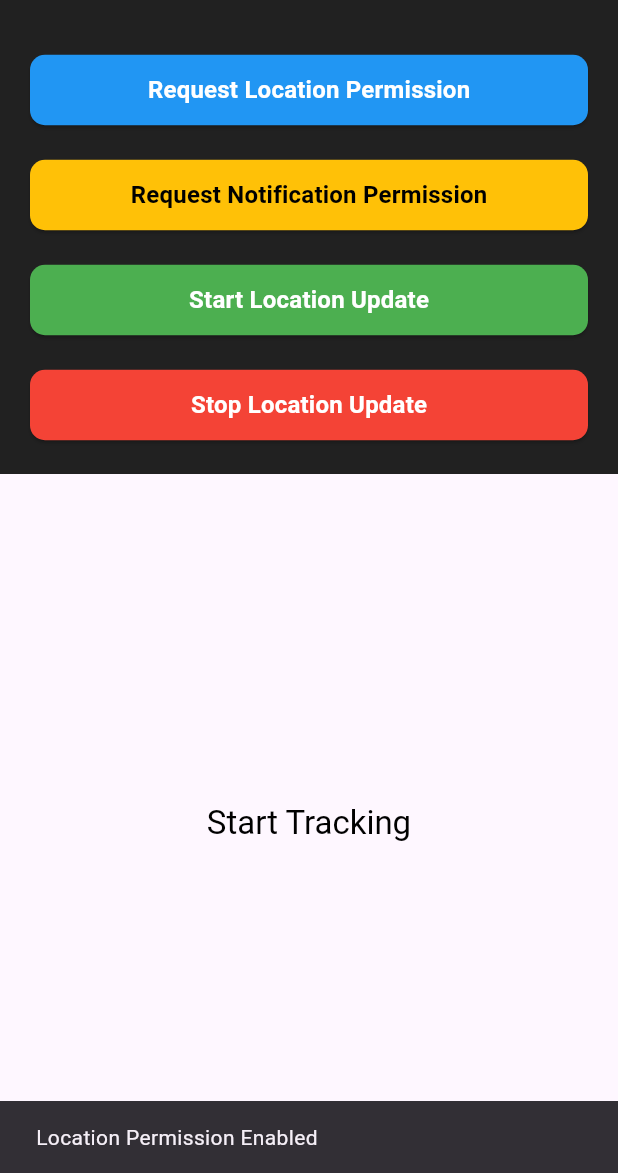
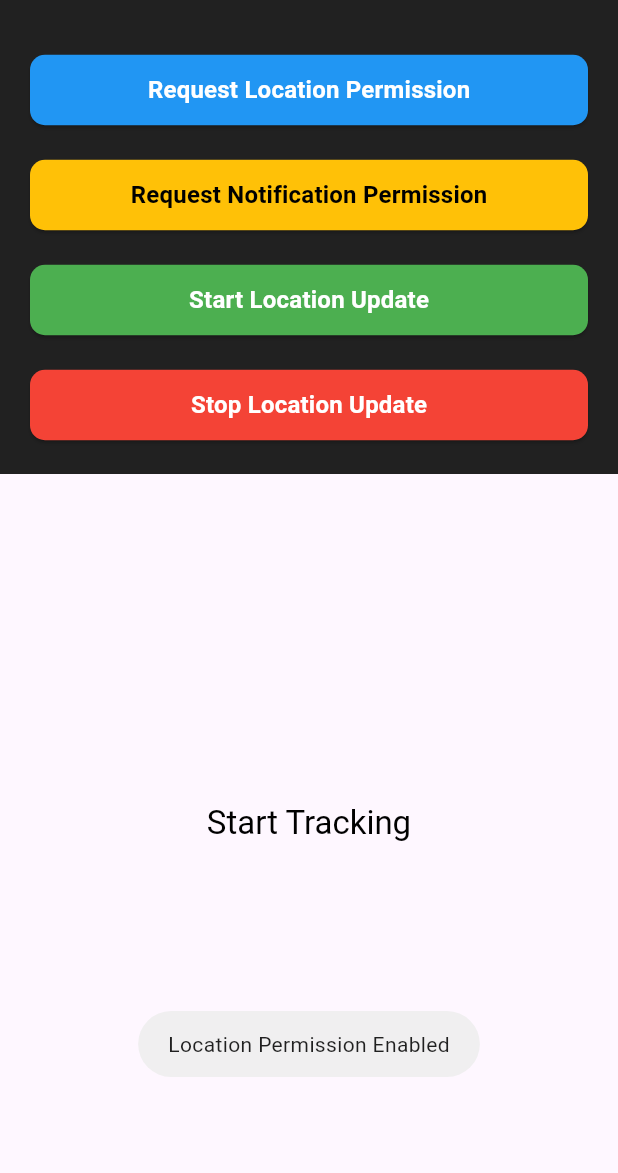
Before and after one commit to bijithpn/negup_test, a Flutter app: the screen it shows after launch, after a tap on "Request Location Permission", on a phone screen of 412 x 824 dp, the part 63-1236 px from its top. Run offline on Flutter 3.47's test engine with Material 3 defaults, Android fonts, the phone set to English and light mode, and no system bars; our stand-ins replace flutter_local_notifications, fluttertoast, geolocator, permission_handler, shared_preferences.

```diff
--- /dev/null
+++ b/lib/core/services/app_notification_service.dart
@@ -0,0 +1,43 @@
+import 'package:flutter/material.dart';
+import 'package:fluttertoast/fluttertoast.dart';
+
+class SnackbarService {
+  static final SnackbarService _instance = SnackbarService._internal();
+
+  SnackbarService._internal();
+
+  factory SnackbarService() {
+    return _instance;
+  }
+
+  void showSnackBar(
+    String message, {
+    required BuildContext context,
+    Duration duration = const Duration(seconds: 2),
+    SnackBarAction? snackBarAction,
+    SnackBarBehavior behavior = SnackBarBehavior.floating,
+  }) {
+    ScaffoldMessenger.maybeOf(context)?.showSnackBar(
+      SnackBar(
+        content: Text(message,
+            style: Theme.of(context)
+                .textTheme
+                .bodyMedium!
+                .copyWith(color: Colors.white)),
+        shape: RoundedRectangleBorder(borderRadius: BorderRadius.circular(10)),
+        margin: const EdgeInsets.symmetric(horizontal: 10, vertical: 5),
+        duration: duration,
+        action: snackBarAction,
+        behavior: behavior,
+      ),
+    );
+  }
+
+  void showToast(String message) {
+    Fluttertoast.showToast(
+      msg: message,
+      toastLength: Toast.LENGTH_SHORT,
+      gravity: ToastGravity.BOTTOM,
+    );
+  }
+}
--- a/lib/core/services/services.dart
+++ b/lib/core/services/services.dart
@@ -1,3 +1,4 @@
+export 'app_notification_service.dart';
 export 'location_service.dart';
 export 'notification_service.dart';
 export 'permission_handler_service.dart';
--- a/lib/main.dart
+++ b/lib/main.dart
@@ -14,10 +14,10 @@ Future<void> main() async {
 
 class MyApp extends StatelessWidget {
   const MyApp({super.key});
-
   @override
   Widget build(BuildContext context) {
     return MaterialApp(
+      debugShowCheckedModeBanner: false,
       title: 'Negup Test',
       theme: ThemeData(
         colorScheme: ColorScheme.fromSeed(seedColor: Colors.deepPurple),
--- a/lib/view/home/home.dart
+++ b/lib/view/home/home.dart
@@ -37,7 +37,7 @@ class _HomeViewState extends State<HomeView> {
           builder: (context, viewModel, child) {
             return Column(
               children: [
-                const ButtonsSection(),
+                ButtonsSection(),
                 Expanded(
                   child: viewModel.currentPositions.isNotEmpty
                       ? LocationDataBuilder(
--- a/lib/view/home/widget/buttons_section.dart
+++ b/lib/view/home/widget/buttons_section.dart
@@ -5,9 +5,11 @@ import 'package:negup_test/view/home/widget/location_dialog.dart';
 import 'package:permission_handler/permission_handler.dart';
 import 'package:provider/provider.dart';
 
+import '../../../core/services/app_notification_service.dart';
+
 class ButtonsSection extends StatelessWidget {
-  const ButtonsSection({super.key});
-
+  ButtonsSection({super.key});
+  final snackBarService = SnackbarService();
   @override
   Widget build(BuildContext context) {
     var size = MediaQuery.of(context).size;
@@ -38,20 +40,19 @@ class ButtonsSection extends StatelessWidget {
                           .requestLocationPermission();
                       if (context.mounted) {
                         if (permissionstatus) {
-                          ScaffoldMessenger.of(context).showSnackBar(
-                              const SnackBar(
-                                  content:
-                                      Text("Location Permission Enabled")));
+                          snackBarService.showToast(
+                            "Location Permission Enabled",
+                          );
                         } else {
-                          ScaffoldMessenger.of(context).showSnackBar(SnackBar(
-                            content: const Text(
-                                "Location Permission Denied Go to settings and enable location"),
-                            action: SnackBarAction(
+                          snackBarService.showSnackBar(
+                            "Location Permission Denied Go to settings and enable location",
+                            context: context,
+                            snackBarAction: SnackBarAction(
                                 label: 'Settings',
                                 onPressed: () {
                                   openAppSettings();
                                 }),
-                          ));
+                          );
                         }
                       }
                     },
@@ -70,22 +71,20 @@ class ButtonsSection extends StatelessWidget {
                           .requestNotificationPermission();
                       if (permissionstatus) {
                         if (context.mounted) {
-                          ScaffoldMessenger.of(context).showSnackBar(
-                              const SnackBar(
-                                  content:
-                                      Text("Notification Permission Enabled")));
+                          snackBarService
+                              .showToast("Notification Permission Enabled");
                         }
                       } else {
                         if (context.mounted) {
-                          ScaffoldMessenger.of(context).showSnackBar(SnackBar(
-                            content: const Text(
-                                "Notification Permission Denied  Go to settings and enable notification"),
-                            action: SnackBarAction(
+                          snackBarService.showSnackBar(
+                            "Notification Permission Denied  Go to settings and enable notification",
+                            context: context,
+                            snackBarAction: SnackBarAction(
                                 label: 'Settings',
                                 onPressed: () {
                                   openAppSettings();
                                 }),
-                          ));
+                          );
                         }
                       }
                     },
--- a/pubspec.yaml
+++ b/pubspec.yaml
@@ -40,6 +40,7 @@ dependencies:
   permission_handler: ^11.3.1
   geolocator: ^13.0.1
   provider: ^6.1.2
+  fluttertoast: ^8.2.8
 
 dev_dependencies:
   flutter_test:
```
Also changed, not shown: pubspec.lock.
